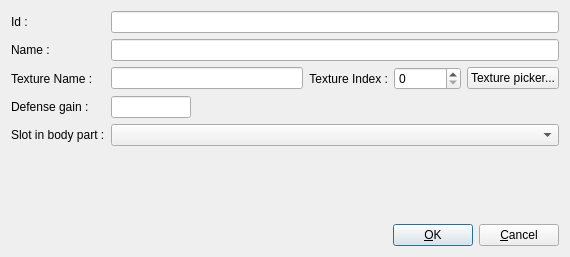
Old version of the form itemEditor/src/editArmorItemForm.ui in the repository jeremydumais/TheWarrior.
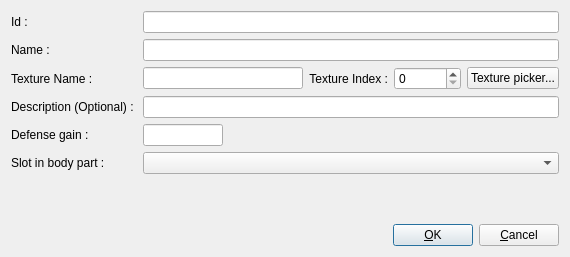
New version of the form. Icons and pictures are not drawn.

Commit message: Added an optional description to item and start working on the player equipment.

The edit to the form file:
```diff
--- a/itemEditor/src/editArmorItemForm.ui
+++ b/itemEditor/src/editArmorItemForm.ui
@@ -120,21 +120,21 @@
        </item>
       </layout>
      </item>
-     <item row="4" column="0">
+     <item row="5" column="0">
       <widget class="QLabel" name="labelAttackGain">
        <property name="text">
         <string>Defense gain :</string>
        </property>
       </widget>
      </item>
-     <item row="5" column="0">
+     <item row="6" column="0">
       <widget class="QLabel" name="label_6">
        <property name="text">
         <string>Slot in body part :</string>
        </property>
       </widget>
      </item>
-     <item row="4" column="1">
+     <item row="5" column="1">
       <widget class="QLineEdit" name="lineEditDefenseGain">
        <property name="maximumSize">
         <size>
@@ -144,9 +144,19 @@
        </property>
       </widget>
      </item>
-     <item row="5" column="1">
+     <item row="6" column="1">
       <widget class="QComboBox" name="comboBoxSlotInBodyPart"/>
      </item>
+     <item row="4" column="0">
+      <widget class="QLabel" name="label_5">
+       <property name="text">
+        <string>Description (Optional) : </string>
+       </property>
+      </widget>
+     </item>
+     <item row="4" column="1">
+      <widget class="QLineEdit" name="lineEditOptionalDescription"/>
+     </item>
     </layout>
    </item>
   </layout>
```
Left out of the diff: 1 changed line with no effect on the pictures. The commit also changes 31 other files.
